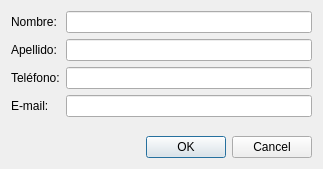
The window that personadialog.ui (matt087/P61-Qt-QWidgetTable) describes before a commit, drawn with Qt 5.
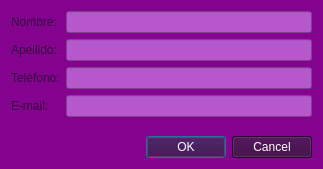
The same window after the commit.

```diff
--- a/personadialog.ui
+++ b/personadialog.ui
@@ -13,53 +13,93 @@
   <property name="windowTitle">
    <string>Dialog</string>
   </property>
+  <property name="styleSheet">
+   <string notr="true">background-color: rgb(131, 3, 143);</string>
+  </property>
   <layout class="QVBoxLayout" name="verticalLayout">
    <item>
     <layout class="QFormLayout" name="formLayout">
      <item row="0" column="0">
       <widget class="QLabel" name="label">
+       <property name="styleSheet">
+        <string notr="true">color: rgb(56, 1, 63);</string>
+       </property>
        <property name="text">
         <string>Nombre:</string>
        </property>
       </widget>
      </item>
      <item row="0" column="1">
-      <widget class="QLineEdit" name="inNombre"/>
+      <widget class="QLineEdit" name="inNombre">
+       <property name="styleSheet">
+        <string notr="true">background-color: rgb(181, 88, 204);
+border-color: rgb(181, 88, 204);</string>
+       </property>
+      </widget>
      </item>
      <item row="1" column="0">
       <widget class="QLabel" name="label_2">
+       <property name="styleSheet">
+        <string notr="true">color: rgb(56, 1, 63);</string>
+       </property>
        <property name="text">
         <string>Apellido:</string>
        </property>
       </widget>
      </item>
      <item row="1" column="1">
-      <widget class="QLineEdit" name="inApellido"/>
+      <widget class="QLineEdit" name="inApellido">
+       <property name="styleSheet">
+        <string notr="true">background-color: rgb(181, 88, 204);
+border-color: rgb(181, 88, 204);</string>
+       </property>
+      </widget>
      </item>
      <item row="2" column="0">
       <widget class="QLabel" name="label_3">
+       <property name="styleSheet">
+        <string notr="true">color: rgb(56, 1, 63);
+</string>
+       </property>
        <property name="text">
         <string>Teléfono:</string>
        </property>
       </widget>
      </item>
      <item row="2" column="1">
-      <widget class="QLineEdit" name="inTelefono"/>
+      <widget class="QLineEdit" name="inTelefono">
+       <property name="styleSheet">
+        <string notr="true">background-color: rgb(181, 88, 204);
+border-color: rgb(181, 88, 204);</string>
+       </property>
+      </widget>
      </item>
      <item row="3" column="0">
       <widget class="QLabel" name="label_4">
+       <property name="styleSheet">
+        <string notr="true">color: rgb(56, 1, 63);</string>
+       </property>
        <property name="text">
         <string>E-mail:</string>
        </property>
       </widget>
      </item>
      <item row="3" column="1">
-      <widget class="QLineEdit" name="inEmail"/>
+      <widget class="QLineEdit" name="inEmail">
+       <property name="styleSheet">
+        <string notr="true">background-color: rgb(181, 88, 204);
+border-color: rgb(181, 88, 204);</string>
+       </property>
+      </widget>
      </item>
     </layout>
    </item>
    <item>
     <widget class="QDialogButtonBox" name="buttonBox">
+     <property name="styleSheet">
+      <string notr="true">color: rgb(255, 255, 255);
+background-color: rgb(56, 1, 63);</string>
+     </property>
      <property name="standardButtons">
       <set>QDialogButtonBox::Cancel|QDialogButtonBox::Ok</set>
      </property>
```
